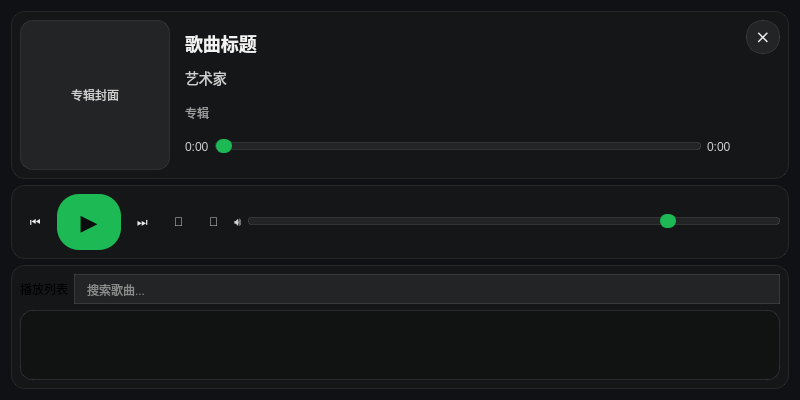
The window that musicui.ui (pengstao-creator/carMusicSys) describes before a commit, drawn with Qt 5.
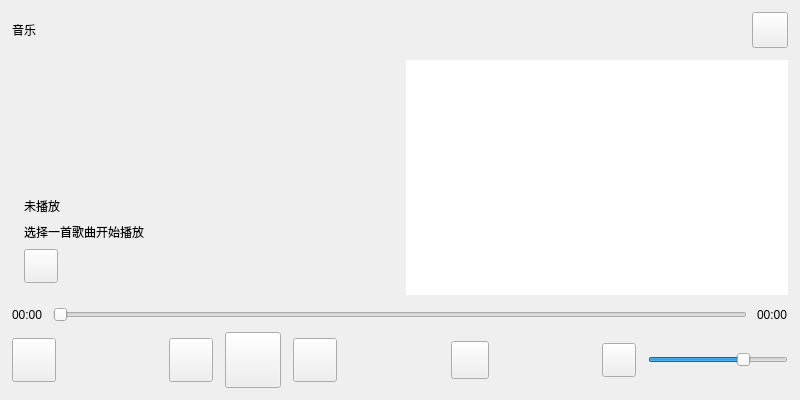
The same window after the commit. Icons and pictures are not drawn.

Commit message: 增加全局线程池,将耗时操作加入线程池管理,如文件读写,添加播放器的基类和视频音频的派生类,添加软件ui基类,下步将实现的播放器集成到对应的文件中

Patch:
```diff
--- a/musicui.ui
+++ b/musicui.ui
@@ -10,148 +10,115 @@
     <height>400</height>
    </rect>
   </property>
+  <property name="minimumSize">
+   <size>
+    <width>800</width>
+    <height>400</height>
+   </size>
+  </property>
+  <property name="maximumSize">
+   <size>
+    <width>800</width>
+    <height>400</height>
+   </size>
+  </property>
   <property name="windowTitle">
    <string>音乐播放器</string>
   </property>
   <property name="styleSheet">
-   <string notr="true">QWidget#musicUi {
-    background-color: #0f1115;
-}
-
-QWidget#topWidget,
-QWidget#controlWidget,
-QWidget#playlistWidget {
-    background-color: rgba(24, 24, 24, 0.72);
-    border: 1px solid rgba(255, 255, 255, 0.08);
-    border-radius: 14px;
-}
-
-QLabel#albumCover {
-    background-color: rgba(255, 255, 255, 0.06);
-    border: 1px solid rgba(255, 255, 255, 0.08);
-    border-radius: 12px;
-    color: #cfcfcf;
-}
-
-QLabel#songTitle {
-    font-size: 18px;
-    font-weight: bold;
-    color: #f2f2f2;
-}
-
-QLabel#artistName {
-    font-size: 14px;
-    color: #cfcfcf;
-}
-
-QLabel#albumName {
-    font-size: 12px;
-    color: #9a9a9a;
-}
-
-QLabel#currentTime,
-QLabel#totalTime,
-QLabel#volumeLabel {
-    color: #cfcfcf;
-}
-
-QPushButton {
-    color: #eaeaea;
-    background-color: transparent;
-    border: none;
-    padding: 6px 10px;
-}
-
-QPushButton:hover {
-    background-color: rgba(255, 255, 255, 0.08);
-    border-radius: 10px;
-}
-
-QPushButton#playButton {
-    background-color: #1DB954;
-    color: #0b0c0d;
-    border-radius: 22px;
-    min-width: 44px;
-    min-height: 44px;
-    font-size: 22px;
-    font-weight: bold;
-}
-
-QPushButton#playButton:hover {
-    background-color: #22c35e;
-}
-
-QToolButton#exitButton {
-    background-color: rgba(255, 255, 255, 0.06);
-    border: 1px solid rgba(255, 255, 255, 0.10);
-    border-radius: 16px;
-    min-width: 32px;
-    min-height: 32px;
-    color: #eaeaea;
-    font-size: 18px;
-}
-
-QToolButton#exitButton:hover {
-    background-color: rgba(255, 255, 255, 0.10);
-}
-
-QLineEdit {
-    background-color: rgba(255, 255, 255, 0.06);
-    border: 1px solid rgba(255, 255, 255, 0.10);
-    border-radius: 16px;
-    padding: 6px 10px;
-    color: #f2f2f2;
-}
-
-QLineEdit::placeholder {
-    color: #9a9a9a;
-}
-
-QListWidget {
-    background-color: rgba(0, 0, 0, 0.20);
-    border: 1px solid rgba(255, 255, 255, 0.10);
-    border-radius: 12px;
-    color: #f2f2f2;
-}
-
-QListWidget::item {
-    padding: 10px 12px;
-    border-bottom: 1px solid rgba(255, 255, 255, 0.06);
-}
-
-QListWidget::item:hover {
-    background-color: rgba(255, 255, 255, 0.06);
-}
-
-QListWidget::item:selected {
-    background-color: #1DB954;
-    color: #0b0c0d;
-}
-
-QSlider::groove:horizontal {
-    border: 1px solid rgba(255, 255, 255, 0.10);
-    height: 6px;
-    background: rgba(255, 255, 255, 0.06);
-    border-radius: 3px;
-}
-
-QSlider::handle:horizontal {
-    background: #1DB954;
-    border: 1px solid #1DB954;
-    width: 14px;
-    height: 14px;
-    border-radius: 7px;
-    margin: -4px 0;
-}</string>
+   <string notr="true"/>
   </property>
-  <layout class="QVBoxLayout" name="verticalLayout">
+  <layout class="QVBoxLayout" name="mainLayout">
+   <property name="spacing">
+    <number>12</number>
+   </property>
+   <property name="leftMargin">
+    <number>12</number>
+   </property>
+   <property name="topMargin">
+    <number>12</number>
+   </property>
+   <property name="rightMargin">
+    <number>12</number>
+   </property>
+   <property name="bottomMargin">
+    <number>12</number>
+   </property>
    <item>
-    <widget class="QWidget" name="topWidget">
-     <layout class="QHBoxLayout" name="horizontalLayout_3">
+    <layout class="QHBoxLayout" name="topBarLayout">
+     <property name="spacing">
+      <number>10</number>
+     </property>
       <item>
-       <widget class="QLabel" name="albumCover">
+      <widget class="QLabel" name="titleLabel">
+       <property name="text">
+        <string>音乐</string>
+       </property>
+      </widget>
+     </item>
+     <item>
+      <spacer name="topBarSpacer">
+       <property name="orientation">
+        <enum>Qt::Horizontal</enum>
+       </property>
+       <property name="sizeHint" stdset="0">
+        <size>
+         <width>40</width>
+         <height>20</height>
+        </size>
+       </property>
+      </spacer>
+     </item>
+     <item>
+      <widget class="QPushButton" name="exitButton">
         <property name="minimumSize">
          <size>
+         <width>36</width>
+         <height>36</height>
+        </size>
+       </property>
+       <property name="maximumSize">
+        <size>
+         <width>36</width>
+         <height>36</height>
+        </size>
+       </property>
+       <property name="styleSheet">
+        <string notr="true">QPushButton { image: url(:/Resource/app/music/gengduo.png); }</string>
+       </property>
+       <property name="text">
+        <string/>
+       </property>
+      </widget>
+     </item>
+    </layout>
+   </item>
+   <item>
+    <layout class="QHBoxLayout" name="contentLayout">
+     <property name="spacing">
+      <number>12</number>
+     </property>
+     <item>
+      <layout class="QVBoxLayout" name="cardLayout">
+       <property name="spacing">
+        <number>8</number>
+       </property>
+       <property name="leftMargin">
+        <number>12</number>
+       </property>
+       <property name="topMargin">
+        <number>12</number>
+       </property>
+       <property name="rightMargin">
+        <number>12</number>
+       </property>
+       <property name="bottomMargin">
+        <number>12</number>
+       </property>
+       <item>
+        <widget class="QLabel" name="albumArtLabel">
+         <property name="minimumSize">
+          <size>
           <width>150</width>
           <height>150</height>
          </size>
@@ -162,8 +129,11 @@
           <height>150</height>
          </size>
         </property>
+         <property name="styleSheet">
+          <string notr="true"/>
+         </property>
         <property name="text">
-         <string>专辑封面</string>
+          <string/>
         </property>
         <property name="alignment">
          <set>Qt::AlignCenter</set>
@@ -171,173 +141,336 @@
        </widget>
       </item>
       <item>
-       <widget class="QWidget" name="infoWidget">
-        <layout class="QVBoxLayout" name="verticalLayout_2">
-         <item>
-          <widget class="QLabel" name="songTitle">
+        <widget class="QLabel" name="trackTitleLabel">
            <property name="text">
-            <string>歌曲标题</string>
+          <string>未播放</string>
            </property>
           </widget>
          </item>
          <item>
-          <widget class="QLabel" name="artistName">
+        <widget class="QLabel" name="artistLabel">
            <property name="text">
-            <string>艺术家</string>
+          <string>选择一首歌曲开始播放</string>
            </property>
           </widget>
          </item>
          <item>
-          <widget class="QLabel" name="albumName">
-           <property name="text">
-            <string>专辑</string>
-           </property>
-          </widget>
-         </item>
+        <layout class="QHBoxLayout" name="quickActionLayout">
+         <property name="spacing">
+          <number>10</number>
+         </property>
          <item>
-          <layout class="QHBoxLayout" name="horizontalLayout">
-           <item>
-            <widget class="QLabel" name="currentTime">
+          <widget class="QPushButton" name="playlistButton">
+           <property name="minimumSize">
+            <size>
+             <width>34</width>
+             <height>34</height>
+            </size>
+           </property>
+           <property name="maximumSize">
+            <size>
+             <width>34</width>
+             <height>34</height>
+            </size>
+           </property>
+           <property name="styleSheet">
+            <string notr="true">QPushButton { image: url(:/Resource/app/music/bofangliebiao.png); }</string>
+           </property>
              <property name="text">
-              <string>0:00</string>
+            <string/>
              </property>
             </widget>
            </item>
            <item>
-            <widget class="QSlider" name="progressBar">
+          <spacer name="cardActionSpacer">
              <property name="orientation">
               <enum>Qt::Horizontal</enum>
              </property>
-            </widget>
+           <property name="sizeHint" stdset="0">
+            <size>
+             <width>40</width>
+             <height>20</height>
+            </size>
+           </property>
+          </spacer>
+         </item>
+        </layout>
+       </item>
+      </layout>
            </item>
            <item>
-            <widget class="QLabel" name="totalTime">
-             <property name="text">
-              <string>0:00</string>
-             </property>
-            </widget>
-           </item>
-          </layout>
-         </item>
-        </layout>
-       </widget>
-      </item>
-      <item alignment="Qt::AlignTop|Qt::AlignRight">
-       <widget class="QToolButton" name="exitButton">
+      <widget class="QListWidget" name="playlistList">
         <property name="minimumSize">
          <size>
-          <width>32</width>
-          <height>32</height>
-         </size>
-        </property>
-        <property name="maximumSize">
-         <size>
-          <width>32</width>
-          <height>32</height>
-         </size>
-        </property>
-        <property name="text">
-         <string>⨯</string>
-        </property>
-        <property name="toolTip">
-         <string>退出</string>
-        </property>
-        <property name="autoRaise">
+         <width>0</width>
+         <height>0</height>
+        </size>
+       </property>
+       <property name="frameShape">
+        <enum>QFrame::NoFrame</enum>
+       </property>
+       <property name="selectionMode">
+        <enum>QAbstractItemView::SingleSelection</enum>
+       </property>
+       <property name="uniformItemSizes">
          <bool>true</bool>
         </property>
        </widget>
       </item>
      </layout>
+   </item>
+   <item>
+    <layout class="QVBoxLayout" name="controlsLayout">
+     <property name="spacing">
+      <number>10</number>
+     </property>
+     <property name="leftMargin">
+      <number>0</number>
+     </property>
+     <property name="topMargin">
+      <number>0</number>
+     </property>
+     <property name="rightMargin">
+      <number>0</number>
+     </property>
+     <property name="bottomMargin">
+      <number>0</number>
+     </property>
+     <item>
+      <layout class="QHBoxLayout" name="progressLayout">
+       <property name="spacing">
+        <number>10</number>
+       </property>
+       <item>
+        <widget class="QLabel" name="timeCurrentLabel">
+         <property name="text">
+          <string>00:00</string>
+         </property>
     </widget>
    </item>
    <item>
-    <widget class="QWidget" name="controlWidget">
-     <layout class="QHBoxLayout" name="horizontalLayout_2">
+        <widget class="QSlider" name="progressSlider">
+         <property name="maximum">
+          <number>1000</number>
+         </property>
+         <property name="orientation">
+          <enum>Qt::Horizontal</enum>
+         </property>
+        </widget>
+       </item>
+       <item>
+        <widget class="QLabel" name="timeTotalLabel">
+         <property name="text">
+          <string>00:00</string>
+         </property>
+        </widget>
+       </item>
+      </layout>
+     </item>
+     <item>
+      <layout class="QHBoxLayout" name="controlButtonsLayout">
+       <property name="spacing">
+        <number>12</number>
+       </property>
+       <item>
+        <widget class="QPushButton" name="switchPlaybackType">
+         <property name="minimumSize">
+          <size>
+           <width>44</width>
+           <height>44</height>
+          </size>
+         </property>
+         <property name="maximumSize">
+          <size>
+           <width>44</width>
+           <height>44</height>
+          </size>
+         </property>
+         <property name="styleSheet">
+          <string notr="true"/>
+         </property>
+         <property name="text">
+          <string/>
+         </property>
+         <property name="autoDefault">
+          <bool>false</bool>
+         </property>
+         <property name="default">
+          <bool>false</bool>
+         </property>
+        </widget>
+       </item>
+       <item>
+        <spacer name="leftControlsSpacer">
+         <property name="orientation">
+          <enum>Qt::Horizontal</enum>
+         </property>
+         <property name="sizeHint" stdset="0">
+          <size>
+           <width>10</width>
+           <height>20</height>
+          </size>
+         </property>
+        </spacer>
+       </item>
       <item>
        <widget class="QPushButton" name="prevButton">
+         <property name="minimumSize">
+          <size>
+           <width>44</width>
+           <height>44</height>
+          </size>
+         </property>
+         <property name="maximumSize">
+          <size>
+           <width>44</width>
+           <height>44</height>
+          </size>
+         </property>
+         <property name="styleSheet">
+          <string notr="true">QPushButton { image: url(:/Resource/app/music/shangyiqu.png); }</string>
+         </property>
         <property name="text">
-         <string>⏮</string>
+          <string/>
         </property>
        </widget>
       </item>
       <item>
-       <widget class="QPushButton" name="playButton">
+        <widget class="QPushButton" name="playPauseButton">
+         <property name="minimumSize">
+          <size>
+           <width>56</width>
+           <height>56</height>
+          </size>
+         </property>
+         <property name="maximumSize">
+          <size>
+           <width>56</width>
+           <height>56</height>
+          </size>
+         </property>
+         <property name="styleSheet">
+          <string notr="true">QPushButton { image: url(:/Resource/app/music/bofangzhong.png); }</string>
+         </property>
         <property name="text">
-         <string>▶</string>
+          <string/>
         </property>
        </widget>
       </item>
       <item>
        <widget class="QPushButton" name="nextButton">
+         <property name="minimumSize">
+          <size>
+           <width>44</width>
+           <height>44</height>
+          </size>
+         </property>
+         <property name="maximumSize">
+          <size>
+           <width>44</width>
+           <height>44</height>
+          </size>
+         </property>
+         <property name="styleSheet">
+          <string notr="true">QPushButton { image: url(:/Resource/app/music/xiayiqu.png); }</string>
+         </property>
         <property name="text">
-         <string>⏭</string>
+          <string/>
         </property>
        </widget>
       </item>
       <item>
-       <widget class="QPushButton" name="repeatButton">
-        <property name="text">
-         <string>🔁</string>
-        </property>
-       </widget>
+        <spacer name="centerControlsSpacer">
+         <property name="orientation">
+          <enum>Qt::Horizontal</enum>
+         </property>
+         <property name="sizeHint" stdset="0">
+          <size>
+           <width>10</width>
+           <height>20</height>
+          </size>
+         </property>
+        </spacer>
       </item>
       <item>
-       <widget class="QPushButton" name="shuffleButton">
+        <widget class="QPushButton" name="queueButton">
+         <property name="minimumSize">
+          <size>
+           <width>38</width>
+           <height>38</height>
+          </size>
+         </property>
+         <property name="maximumSize">
+          <size>
+           <width>38</width>
+           <height>38</height>
+          </size>
+         </property>
+         <property name="styleSheet">
+          <string notr="true">QPushButton { image: url(:/Resource/app/music/bofangduilie.png); }</string>
+         </property>
         <property name="text">
-         <string>🔀</string>
+          <string/>
         </property>
        </widget>
       </item>
       <item>
-       <widget class="QLabel" name="volumeLabel">
+        <spacer name="rightSpacer">
+         <property name="orientation">
+          <enum>Qt::Horizontal</enum>
+         </property>
+         <property name="sizeHint" stdset="0">
+          <size>
+           <width>40</width>
+           <height>20</height>
+          </size>
+         </property>
+        </spacer>
+       </item>
+       <item>
+        <widget class="QPushButton" name="volumeButton">
+         <property name="minimumSize">
+          <size>
+           <width>34</width>
+           <height>34</height>
+          </size>
+         </property>
+         <property name="maximumSize">
+          <size>
+           <width>34</width>
+           <height>34</height>
+          </size>
+         </property>
+         <property name="styleSheet">
+          <string notr="true">QPushButton { image: url(:/Resource/app/music/yinliang.png); }</string>
+         </property>
         <property name="text">
-         <string>🔊</string>
+          <string/>
         </property>
        </widget>
       </item>
       <item>
        <widget class="QSlider" name="volumeSlider">
-        <property name="orientation">
-         <enum>Qt::Horizontal</enum>
+         <property name="minimumSize">
+          <size>
+           <width>140</width>
+           <height>0</height>
+          </size>
         </property>
         <property name="maximum">
          <number>100</number>
         </property>
         <property name="value">
-         <number>80</number>
-        </property>
-        </widget>
-       </item>
-      </layout>
-     </widget>
-    </item>
-    <item>
-     <widget class="QWidget" name="playlistWidget">
-      <layout class="QVBoxLayout" name="verticalLayout_3">
-       <item>
-        <layout class="QHBoxLayout" name="horizontalLayout_4">
-         <item>
-          <widget class="QLabel" name="playlistLabel">
-           <property name="text">
-            <string>播放列表</string>
+          <number>70</number>
+         </property>
+         <property name="orientation">
+          <enum>Qt::Horizontal</enum>
            </property>
           </widget>
          </item>
-         <item>
-          <widget class="QLineEdit" name="searchLineEdit">
-           <property name="placeholderText">
-            <string>搜索歌曲...</string>
-           </property>
-          </widget>
-         </item>
-        </layout>
-       </item>
-       <item>
-        <widget class="QListWidget" name="playlistList">
-          </widget>
-         </item>
-        </layout>
-       </widget>
+      </layout>
+     </item>
+    </layout>
       </item>
      </layout>
     </widget>
```
Lines whose indentation alone changed are shown as unchanged. The commit also changes 28 other files.
